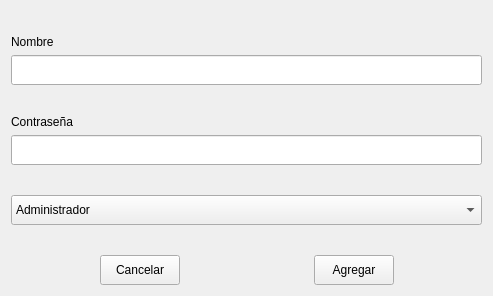
Qt form ui/agregarUsuario.ui (LeandroMuzalski1843/Final_Practicas_II) before a commit.
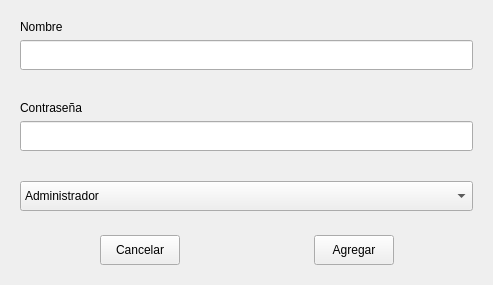
The same form after that commit.

```diff
--- a/ui/agregarUsuario.ui
+++ b/ui/agregarUsuario.ui
@@ -7,7 +7,7 @@
     <x>0</x>
     <y>0</y>
     <width>493</width>
-    <height>296</height>
+    <height>285</height>
    </rect>
   </property>
   <property name="windowTitle">
@@ -15,18 +15,8 @@
   </property>
   <layout class="QVBoxLayout" name="verticalLayout">
    <item>
-    <spacer name="verticalSpacer">
-     <property name="orientation">
-      <enum>Qt::Vertical</enum>
-     </property>
-     <property name="sizeHint" stdset="0">
-      <size>
-       <width>20</width>
-       <height>16</height>
-      </size>
-     </property>
-    </spacer>
-   </item>
+    <widget class="QWidget" name="widget" native="true">
+     <layout class="QVBoxLayout" name="verticalLayout_3">
    <item>
     <widget class="QLabel" name="label">
      <property name="text">
@@ -52,7 +42,7 @@
      <property name="sizeHint" stdset="0">
       <size>
        <width>20</width>
-       <height>15</height>
+          <height>13</height>
       </size>
      </property>
     </spacer>
@@ -82,7 +72,7 @@
      <property name="sizeHint" stdset="0">
       <size>
        <width>20</width>
-       <height>17</height>
+          <height>22</height>
       </size>
      </property>
     </spacer>
@@ -107,23 +97,34 @@
      </item>
     </widget>
    </item>
-   <item>
-    <spacer name="verticalSpacer_4">
-     <property name="orientation">
-      <enum>Qt::Vertical</enum>
-     </property>
-     <property name="sizeHint" stdset="0">
-      <size>
-       <width>20</width>
-       <height>16</height>
-      </size>
-     </property>
-    </spacer>
+     </layout>
+    </widget>
    </item>
    <item>
-    <layout class="QHBoxLayout" name="horizontalLayout">
+    <widget class="QWidget" name="widget_2" native="true">
+     <property name="minimumSize">
+      <size>
+       <width>100</width>
+       <height>0</height>
+      </size>
+     </property>
+     <property name="maximumSize">
+      <size>
+       <width>16777215</width>
+       <height>50</height>
+      </size>
+     </property>
+     <property name="sizeIncrement">
+      <size>
+       <width>0</width>
+       <height>0</height>
+      </size>
+     </property>
+     <layout class="QVBoxLayout" name="verticalLayout_2">
      <item>
-      <spacer name="horizontalSpacer_2">
+       <layout class="QHBoxLayout" name="horizontalLayout_3">
+        <item>
+         <spacer name="horizontalSpacer_7">
        <property name="orientation">
         <enum>Qt::Horizontal</enum>
        </property>
@@ -136,7 +137,7 @@
       </spacer>
      </item>
      <item>
-      <widget class="QPushButton" name="btnCancelar">
+         <widget class="QPushButton" name="btnCancelar_3">
        <property name="minimumSize">
         <size>
          <width>20</width>
@@ -155,7 +156,7 @@
       </widget>
      </item>
      <item>
-      <spacer name="horizontalSpacer">
+         <spacer name="horizontalSpacer_8">
        <property name="orientation">
         <enum>Qt::Horizontal</enum>
        </property>
@@ -168,7 +169,7 @@
       </spacer>
      </item>
      <item>
-      <widget class="QPushButton" name="btnAceptar">
+         <widget class="QPushButton" name="btnAceptar_3">
        <property name="minimumSize">
         <size>
          <width>0</width>
@@ -187,7 +188,7 @@
       </widget>
      </item>
      <item>
-      <spacer name="horizontalSpacer_3">
+         <spacer name="horizontalSpacer_9">
        <property name="orientation">
         <enum>Qt::Horizontal</enum>
        </property>
@@ -200,6 +201,9 @@
       </spacer>
      </item>
     </layout>
+      </item>
+     </layout>
+    </widget>
    </item>
   </layout>
  </widget>
```
Lines whose indentation alone changed are shown as unchanged.
